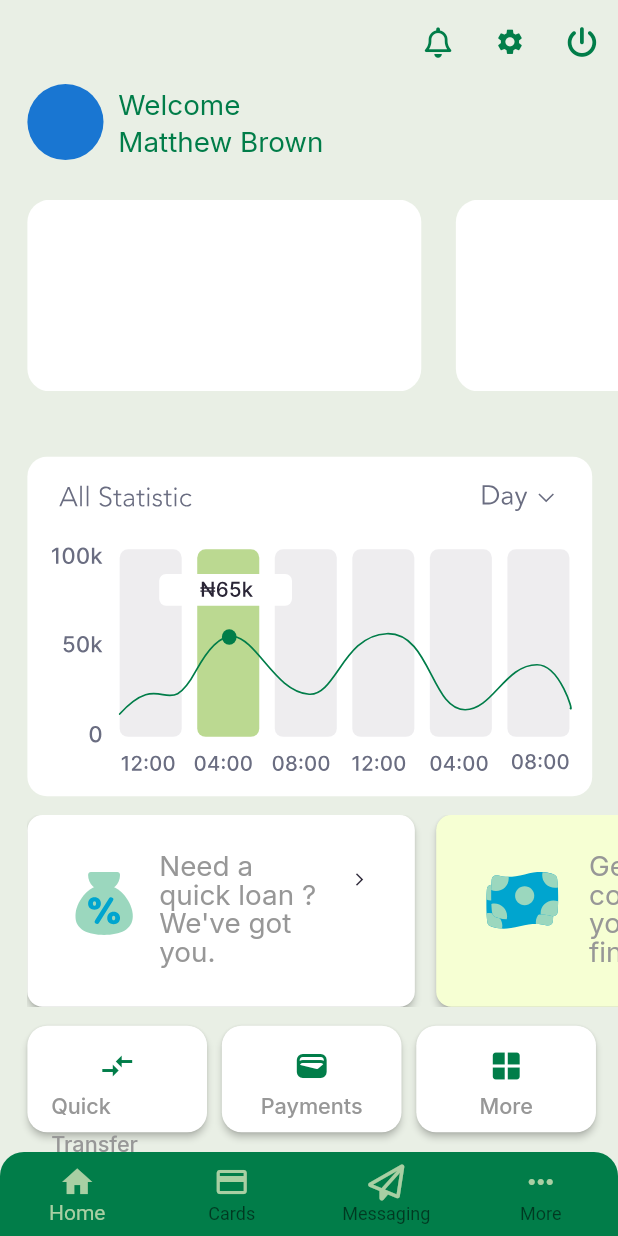
After one commit to Karma-234/my_digital_bank_UI, a Flutter app: the AccountSummaryView screen opened directly, on a phone screen of 412 x 824 dp. The commit adds this screen. Run offline on Flutter 3.47's test engine with Material 2 defaults, Android fonts, the phone set to English and light mode, and no system bars; our stand-ins replace firebase_auth, fluentui_system_icons, flutter_screenutil, flutter_svg, font_awesome_flutter, gap and 5 more; accounts and stored records are empty.

Commit message:
Completed homebody

```diff
--- /dev/null
+++ b/lib/controller/list_controller.dart
@@ -0,0 +1,28 @@
+import 'package:flutter/material.dart';
+import 'package:font_awesome_flutter/font_awesome_flutter.dart';
+import 'package:get/get.dart';
+
+class ListController extends GetxController {
+  static ListController get find => Get.find();
+
+  Map<String, dynamic> listMap = {
+    'list1': [],
+    'list2': [
+      {
+        'icon': Icons.compare_arrows,
+        'label': 'Quick Transfer',
+        'onPressed': () {},
+      },
+      {
+        'icon': Icons.wallet,
+        'label': 'Payments',
+        'onPressed': () {},
+      },
+      {
+        'icon': Icons.window,
+        'label': 'More',
+        'onPressed': () {},
+      },
+    ],
+  }.obs;
+}
--- a/lib/core/app_colors/app_colors.dart
+++ b/lib/core/app_colors/app_colors.dart
@@ -10,4 +10,6 @@ class AppColors {
   static const Color prefixTextColor = Color(0xFF6A6D81);
   static const Color bvnColor = Color(0xFF898A8D);
   static const Color fadeColor = Color(0xFFB2DAAC);
+  static const Color black = Color(0xFF2A2536);
+  static const Color tile2 = Color(0xFFF6FFD3);
 }
--- /dev/null
+++ b/lib/core/common_widgets/buttons/icon_button.dart
@@ -0,0 +1,30 @@
+import 'package:flutter/material.dart';
+import 'package:flutter_screenutil/flutter_screenutil.dart';
+
+import '../../exports.dart';
+
+class AppBarIconButton extends StatelessWidget {
+  const AppBarIconButton(
+      {Key? key,
+      this.onpressed,
+      required this.icon,
+      this.color = AppColors.secondary,
+      this.size = 20.0})
+      : super(key: key);
+  final Function()? onpressed;
+  final IconData icon;
+  final Color color;
+  final double size;
+
+  @override
+  Widget build(BuildContext context) {
+    return IconButton(
+      onPressed: onpressed,
+      icon: Icon(
+        icon,
+        color: color,
+        size: size.sp,
+      ),
+    );
+  }
+}
--- a/lib/core/common_widgets/text_widgets/text_header_and_body.dart
+++ b/lib/core/common_widgets/text_widgets/text_header_and_body.dart
@@ -1,7 +1,8 @@
 import 'package:flutter/material.dart';
 import 'package:flutter_screenutil/flutter_screenutil.dart';
 import 'package:google_fonts/google_fonts.dart';
-import 'package:kml_digital_bank/core/app_colors/app_colors.dart';
+
+import '../../exports.dart';
 
 class AppTextBody extends StatelessWidget {
   const AppTextBody({
@@ -21,9 +22,9 @@ class AppTextBody extends StatelessWidget {
     return Text(
       textBody,
       style: GoogleFonts.inter(
-        fontSize: fontSize,
+        fontSize: fontSize.sp,
         color: color,
-        height: height / fontSize,
+        height: height.sp / fontSize.sp,
       ),
     );
   }
--- a/lib/core/exports.dart
+++ b/lib/core/exports.dart
@@ -18,3 +18,4 @@ export 'forms/id_verification_form.dart';
 export 'forms/new_password_form.dart';
 export 'forms/otp_form.dart';
 export 'forms/sign_up_form.dart';
+export 'common_widgets/buttons/icon_button.dart';
--- a/lib/features/account_summary/home_view.dart
+++ /dev/null
@@ -1,84 +0,0 @@
-import 'dart:ui';
-
-import 'package:flutter/material.dart';
-import 'package:flutter/src/widgets/container.dart';
-import 'package:flutter/src/widgets/framework.dart';
-import 'package:flutter_screenutil/flutter_screenutil.dart';
-import 'package:font_awesome_flutter/font_awesome_flutter.dart';
-import 'package:kml_digital_bank/core/app_colors/app_colors.dart';
-import 'package:kml_digital_bank/core/common_widgets/text_widgets/text_header_and_body.dart';
-
-class HomeView extends StatefulWidget {
-  const HomeView({super.key});
-
-  @override
-  State<HomeView> createState() => _HomeViewState();
-}
-
-class _HomeViewState extends State<HomeView> {
-  int myIndex = 0;
-  List<Widget> indexPage = const [
-    Center(
-      child: AppTextHeader(header: 'Home'),
-    ),
-    Center(
-      child: AppTextHeader(header: 'Cards'),
-    ),
-    Center(
-      child: AppTextHeader(header: 'Messaging'),
-    ),
-    Center(
-      child: AppTextHeader(header: 'More'),
-    ),
-  ];
-  final style = TextStyle(fontSize: 10.0.sp);
-  @override
-  Widget build(BuildContext context) {
-    return Scaffold(
-      backgroundColor: AppColors.scaffoldColor2,
-      bottomNavigationBar: BottomNavigationBar(
-        type: BottomNavigationBarType.shifting,
-        showUnselectedLabels: true,
-        unselectedLabelStyle: const TextStyle(color: AppColors.buttonColor2),
-        currentIndex: myIndex,
-        backgroundColor: AppColors.secondary,
-        onTap: (value) {
-          setState(() {
-            myIndex = value;
-          });
-        },
-        items: const [
-          BottomNavigationBarItem(
-              backgroundColor: AppColors.secondary,
-              icon: Icon(
-                Icons.home,
-                color: AppColors.buttonColor2,
-              ),
-              label: 'Home'),
-          BottomNavigationBarItem(
-              backgroundColor: AppColors.secondary,
-              icon: Icon(
-                Icons.credit_card,
-                color: AppColors.buttonColor2,
-              ),
-              label: 'Cards'),
-          BottomNavigationBarItem(
-              backgroundColor: AppColors.secondary,
-              icon: Icon(
-                FontAwesomeIcons.paperPlane,
-                color: AppColors.buttonColor2,
-              ),
-              label: 'Messaging'),
-          BottomNavigationBarItem(
-              backgroundColor: AppColors.secondary,
-              icon: Icon(
-                Icons.more_horiz,
-                color: AppColors.buttonColor2,
-              ),
-              label: 'More'),
-        ],
-      ),
-      body: indexPage[myIndex],
-    );
-  }
-}
--- /dev/null
+++ b/lib/features/account_summary/views/account_summary_view.dart
@@ -0,0 +1,68 @@
+import 'dart:ui';
+
+import 'package:flutter/material.dart';
+import 'package:flutter/src/widgets/container.dart';
+import 'package:flutter/src/widgets/framework.dart';
+import 'package:flutter_screenutil/flutter_screenutil.dart';
+import 'package:font_awesome_flutter/font_awesome_flutter.dart';
+import 'package:get/get.dart';
+
+import '../../../core/exports.dart';
+import '../../exports.dart';
+
+class AccountSummaryView extends StatefulWidget {
+  const AccountSummaryView({super.key});
+
+  @override
+  State<AccountSummaryView> createState() => _HomeViewState();
+}
+
+class _HomeViewState extends State<AccountSummaryView> {
+  int myIndex = 0;
+  List<Widget> indexPage = [
+    HomeBody(),
+    const Center(
+      child: AppTextHeader(header: 'Cards'),
+    ),
+    const Center(
+      child: AppTextHeader(header: 'Messaging'),
+    ),
+    const Center(
+      child: AppTextHeader(header: 'More'),
+    ),
+  ];
+  final style = TextStyle(fontSize: 10.0.sp);
+  @override
+  Widget build(BuildContext context) {
+    return Scaffold(
+      appBar: AppBar(
+        backgroundColor: AppColors.scaffoldColor2,
+        bottomOpacity: 0,
+        elevation: 0,
+        automaticallyImplyLeading: false,
+        actions: [
+          const AppBarIconButton(
+            icon: FontAwesomeIcons.bell,
+          ),
+          const AppBarIconButton(
+            icon: Icons.settings,
+          ),
+          AppBarIconButton(
+            icon: FontAwesomeIcons.powerOff,
+            onpressed: () => Get.offAll(() => ExistingUserView()),
+          ),
+        ],
+      ),
+      backgroundColor: AppColors.scaffoldColor2,
+      bottomNavigationBar: BtmNavBar(
+        currentIndex: myIndex,
+        onTap: (p0) {
+          setState(() {
+            myIndex = p0;
+          });
+        },
+      ),
+      body: indexPage[myIndex],
+    );
+  }
+}
--- /dev/null
+++ b/lib/features/account_summary/views/scaffold_body/home_body.dart
@@ -0,0 +1,124 @@
+import 'package:flutter/material.dart';
+import 'package:flutter_screenutil/flutter_screenutil.dart';
+import 'package:flutter_svg/flutter_svg.dart';
+import 'package:font_awesome_flutter/font_awesome_flutter.dart';
+import 'package:gap/gap.dart';
+import 'package:get/get.dart';
+
+import '../../../../core/exports.dart';
+import '../../../exports.dart';
+
+class HomeBody extends StatelessWidget {
+  HomeBody({super.key});
+
+  @override
+  Widget build(BuildContext context) {
+    return Padding(
+      padding: const EdgeInsets.only(left: 18.0, bottom: 13.0).r,
+      child: Column(
+        crossAxisAlignment: CrossAxisAlignment.start,
+        children: [
+          Row(
+            children: [
+              CircleAvatar(
+                radius: 25.r,
+              ),
+              Gap(9.0.w),
+              Column(
+                crossAxisAlignment: CrossAxisAlignment.start,
+                mainAxisAlignment: MainAxisAlignment.spaceBetween,
+                children: const [
+                  AppTextBody(
+                    textBody: 'Welcome',
+                    color: AppColors.secondary,
+                  ),
+                  AppTextBody(
+                    textBody: 'Matthew Brown',
+                    color: AppColors.secondary,
+                  )
+                ],
+              )
+            ],
+          ),
+          Gap(26.0.h),
+          Expanded(
+            child: ListView(
+              shrinkWrap: true,
+              scrollDirection: Axis.horizontal,
+              children: [
+                Container(
+                  height: 99.0.h,
+                  width: 239.0.w,
+                  decoration: const BoxDecoration(
+                    borderRadius: BorderRadius.all(Radius.circular(15.0)),
+                    color: AppColors.primary,
+                  ),
+                ),
+                Gap(21.0.w),
+                Container(
+                  height: 99.0.h,
+                  width: 239.0.w,
+                  decoration: const BoxDecoration(
+                    borderRadius: BorderRadius.all(Radius.circular(15.0)),
+                    color: AppColors.primary,
+                  ),
+                ),
+              ],
+            ),
+          ),
+          Gap(43.0.h),
+          Container(
+            padding: const EdgeInsets.all(10.0).r,
+            height: 223.0.h,
+            width: 342.71.w,
+            decoration: const BoxDecoration(
+              borderRadius: BorderRadius.all(Radius.circular(13.0)),
+              color: AppColors.primary,
+            ),
+            child: SvgPicture.asset('chart'.svg),
+          ),
+          Gap(12.39.h),
+          Expanded(
+            child: ListView(
+              scrollDirection: Axis.horizontal,
+              children: [
+                ListTileCard(
+                  onPressed: () {},
+                  img: 'moneysac',
+                  text: 'Need a quick loan ?  We\'ve got you.',
+                ),
+                Gap(13.0.w),
+                ListTileCard(
+                  onPressed: () {},
+                  img: 'dollar',
+                  text: 'Get control of your finance.',
+                  bgColor: AppColors.tile2,
+                ),
+                Gap(13.0.w),
+              ],
+            ),
+          ),
+          Gap(12.39.h),
+          Row(
+            children: [
+              ButtonCard(
+                onPressed: () {},
+                icon: Icons.compare_arrows_outlined,
+                label: 'Quick Transfer',
+              ),
+              Gap(9.0.w),
+              ButtonCard(
+                onPressed: () {},
+                label: 'Payments',
+                icon: Icons.wallet,
+              ),
+              Gap(9.0.w),
+              ButtonCard(onPressed: () {}, label: 'More', icon: Icons.window),
+              Gap(13.0.w),
+            ],
+          )
+        ],
+      ),
+    );
+  }
+}
--- /dev/null
+++ b/lib/features/account_summary/widgets/bottomnavbar.dart
@@ -0,0 +1,74 @@
+import 'package:flutter/material.dart';
+import 'package:font_awesome_flutter/font_awesome_flutter.dart';
+
+import '../../../core/exports.dart';
+
+class BtmNavBar extends StatefulWidget {
+  const BtmNavBar({Key? key, required this.currentIndex, this.onTap})
+      : super(key: key);
+
+  final int currentIndex;
+  final Function(int)? onTap;
+
+  @override
+  State<BtmNavBar> createState() => _BtmNavBarState();
+}
+
+class _BtmNavBarState extends State<BtmNavBar> {
+  @override
+  Widget build(BuildContext context) {
+    return Container(
+      decoration: const BoxDecoration(
+        borderRadius: BorderRadius.only(
+          topLeft: Radius.circular(16.0),
+          topRight: Radius.circular(16.0),
+        ),
+      ),
+      child: ClipRRect(
+        borderRadius: const BorderRadius.only(
+          topLeft: Radius.circular(16.0),
+          topRight: Radius.circular(16.0),
+        ),
+        child: BottomNavigationBar(
+          type: BottomNavigationBarType.fixed,
+          showUnselectedLabels: true,
+          unselectedLabelStyle: const TextStyle(color: AppColors.primary),
+          selectedItemColor: AppColors.buttonColor2,
+          currentIndex: widget.currentIndex,
+          backgroundColor: AppColors.secondary,
+          onTap: widget.onTap,
+          items: const [
+            BottomNavigationBarItem(
+                backgroundColor: AppColors.secondary,
+                icon: Icon(
+                  Icons.home,
+                  color: AppColors.buttonColor2,
+                ),
+                label: 'Home'),
+            BottomNavigationBarItem(
+                backgroundColor: AppColors.secondary,
+                icon: Icon(
+                  Icons.credit_card,
+                  color: AppColors.buttonColor2,
+                ),
+                label: 'Cards'),
+            BottomNavigationBarItem(
+                backgroundColor: AppColors.secondary,
+                icon: Icon(
+                  FontAwesomeIcons.paperPlane,
+                  color: AppColors.buttonColor2,
+                ),
+                label: 'Messaging'),
+            BottomNavigationBarItem(
+                backgroundColor: AppColors.secondary,
+                icon: Icon(
+                  Icons.more_horiz,
+                  color: AppColors.buttonColor2,
+                ),
+                label: 'More'),
+          ],
+        ),
+      ),
+    );
+  }
+}
--- /dev/null
+++ b/lib/features/account_summary/widgets/button_card.dart
@@ -0,0 +1,43 @@
+import 'package:flutter/material.dart';
+import 'package:flutter_screenutil/flutter_screenutil.dart';
+import 'package:gap/gap.dart';
+
+import '../../../core/exports.dart';
+
+class ButtonCard extends StatelessWidget {
+  const ButtonCard(
+      {Key? key, this.onPressed, required this.label, required this.icon})
+      : super(key: key);
+  final Function()? onPressed;
+  final String label;
+  final IconData icon;
+
+  @override
+  Widget build(BuildContext context) {
+    return ElevatedButton(
+      style: ElevatedButton.styleFrom(
+        fixedSize: Size(109.0.w, 70.0.h),
+        backgroundColor: AppColors.primary,
+        shape: RoundedRectangleBorder(
+          borderRadius: BorderRadius.all(
+            Radius.circular(13.0.r),
+          ),
+        ),
+      ),
+      onPressed: onPressed,
+      child: Column(
+        children: [
+          Gap(15.0.h),
+          Icon(
+            icon,
+            color: AppColors.secondary,
+          ),
+          AppTextBody(
+            textBody: label,
+            fontSize: 14.0,
+          ),
+        ],
+      ),
+    );
+  }
+}
--- /dev/null
+++ b/lib/features/account_summary/widgets/listtile_card.dart
@@ -0,0 +1,50 @@
+import 'package:flutter/material.dart';
+import 'package:flutter_screenutil/flutter_screenutil.dart';
+import 'package:flutter_svg/svg.dart';
+
+import '../../../core/exports.dart';
+
+class ListTileCard extends StatelessWidget {
+  const ListTileCard(
+      {Key? key,
+      this.onPressed,
+      required this.img,
+      this.bgColor = AppColors.primary,
+      required this.text})
+      : super(key: key);
+  final Function()? onPressed;
+  final Color bgColor;
+
+  final String img;
+  final String text;
+
+  @override
+  Widget build(BuildContext context) {
+    return ElevatedButton(
+      style: ElevatedButton.styleFrom(
+        fixedSize: Size(235.08.w, 70.23.h),
+        backgroundColor: bgColor,
+        shape: RoundedRectangleBorder(
+          borderRadius: BorderRadius.all(
+            Radius.circular(10.0.r),
+          ),
+        ),
+      ),
+      onPressed: onPressed,
+      child: ListTile(
+        leading: SvgPicture.asset(
+          img.svg,
+        ),
+        title: AppTextBody(
+          textBody: text,
+          height: 18.0,
+        ),
+        trailing: const Icon(
+          Icons.arrow_forward_ios,
+          color: AppColors.black,
+          size: 10.0,
+        ),
+      ),
+    );
+  }
+}
--- a/lib/features/exports.dart
+++ b/lib/features/exports.dart
@@ -11,4 +11,8 @@ export 'onboarding/sign_up/views/identity_verification/identity_card_verificatio
 export 'onboarding/sign_up/views/identity_verification/idvalidation_preview.dart';
 export 'onboarding/sign_up/views/identity_verification/photo_capture.dart';
 export 'onboarding/sign_up/views/new_user_sign_up.dart';
-export 'account_summary/home_view.dart';
+export 'account_summary/views/account_summary_view.dart';
+export 'account_summary/widgets/bottomnavbar.dart';
+export 'account_summary/views/scaffold_body/home_body.dart';
+export 'account_summary/widgets/button_card.dart';
+export 'account_summary/widgets/listtile_card.dart';
--- a/lib/features/onboarding/sign_in/views/sign_in_view.dart
+++ b/lib/features/onboarding/sign_in/views/sign_in_view.dart
@@ -65,7 +65,7 @@ class SignInView extends StatelessWidget {
                       ResetPasswordButton(
                           text: 'Sign In',
                           buttonPressed: () {
-                            Get.to(() => const HomeView());
+                            Get.to(() => const AccountSummaryView());
                           }),
                       Gap(1.5.h),
                       Center(
--- a/pubspec.yaml
+++ b/pubspec.yaml
@@ -50,6 +50,7 @@ dependencies:
   pinput: ^2.2.16
   intl_phone_number_input: ^0.7.1
   font_awesome_flutter: ^10.2.1
+  flutter_svg: ^1.1.6
 
 dev_dependencies:
   flutter_test:
@@ -76,6 +77,7 @@ flutter:
   # To add assets to your application, add an assets section, like this:
   assets:
     - assets/images/pngs/
+    - assets/images/svgs/
 
 
   # An image asset can refer to one or more resolution-specific "variants", see
```
Also changed, not shown: assets/images/svgs/chart.svg (added), assets/images/svgs/dollar.svg (added), assets/images/svgs/moneysac.svg (added).
